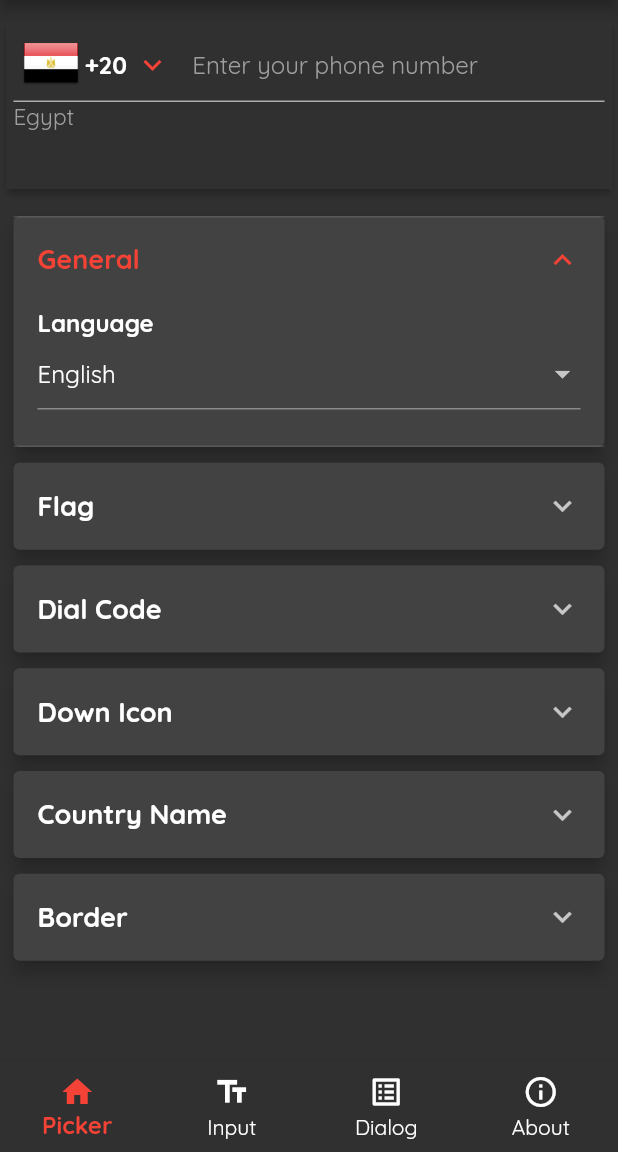
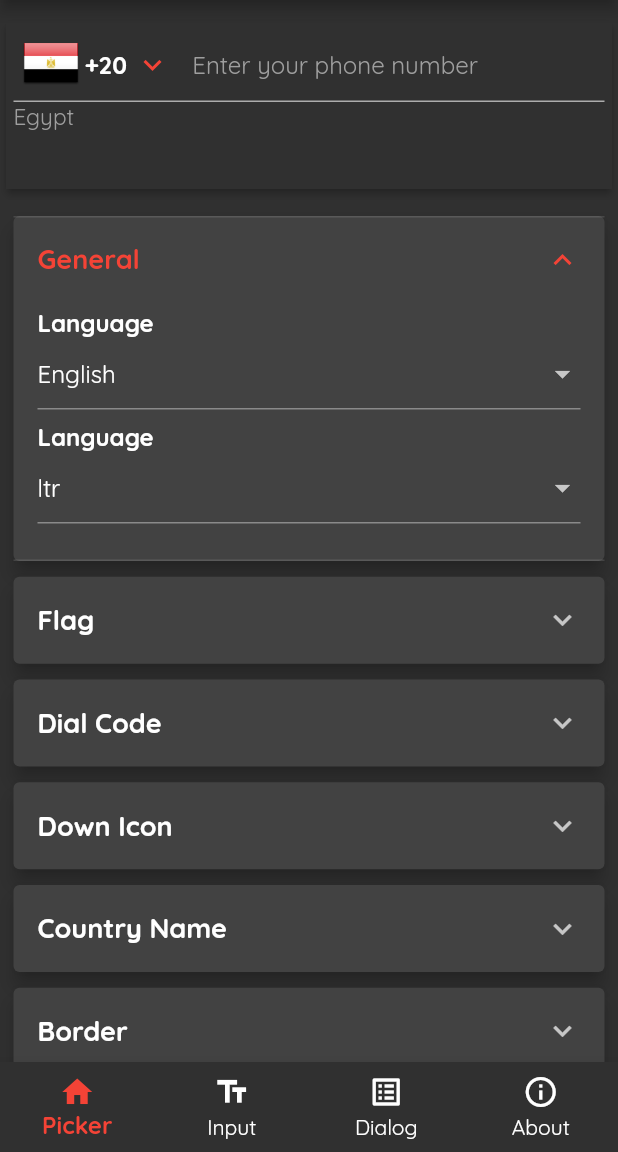
Before and after one commit to AmremadDev/country-list-picker, a Flutter app: the screen it shows after launch, on a phone screen of 412 x 824 dp, the part 84-1236 px from its top. Run offline on Flutter 3.47's test engine with Material 2 defaults, Android fonts, the phone set to English and light mode, and no system bars.

Commit message:
adding textdirection as option

```diff
--- a/example/lib/controller/picker_provider.dart
+++ b/example/lib/controller/picker_provider.dart
@@ -14,6 +14,13 @@ class PickerProvider extends ChangeNotifier {
   Languages get language => _language;
   set language(Languages value) {
     _language = value;
+    notifyListeners();
+  }
+
+  TextDirection? _textDirection;
+  TextDirection? get textDirection => _textDirection;
+  set textDirection(TextDirection? value) {
+    _textDirection = value;
     notifyListeners();
   }
 
@@ -43,8 +50,9 @@ class PickerProvider extends ChangeNotifier {
   }
 
   TextStyle _dialCodeTextStyle = const TextStyle(fontWeight: FontWeight.bold, fontSize: 16);
-  TextStyle get dialCodeTextStyle =>
-      _dialCodeTextStyle.copyWith(color: _dialCodeTextStyle.color ?? (_settings.isDarkMode == true ? Colors.white : Colors.black));
+  TextStyle get dialCodeTextStyle => _dialCodeTextStyle.copyWith(
+      color:
+          _dialCodeTextStyle.color ?? (_settings.isDarkMode == true ? Colors.white : Colors.black));
   set dialCodeTextStyle(TextStyle value) {
     _dialCodeTextStyle = value;
     notifyListeners();
@@ -66,7 +74,8 @@ class PickerProvider extends ChangeNotifier {
     notifyListeners();
   }
 
-  TextStyle _countryNameTextStyle = const TextStyle(fontWeight: FontWeight.normal, fontSize: 15, color: Colors.grey);
+  TextStyle _countryNameTextStyle =
+      const TextStyle(fontWeight: FontWeight.normal, fontSize: 15, color: Colors.grey);
 
   TextStyle get countryNameTextStyle => _countryNameTextStyle;
   set countryNameTextStyle(TextStyle value) {
--- a/example/lib/top_part.dart
+++ b/example/lib/top_part.dart
@@ -20,6 +20,7 @@ class TopPart extends StatelessWidget {
           // onChanged: (value) {},
           initialCountry: Countries.Egypt,
           language: picker.language,
+          textDirection: picker.textDirection,
           localCountry: (dialog.currentLocationTile == false) ? null : dialog.localCountry,
           countryNameTextStyle: picker.countryNameTextStyle,
           isShowFlag: picker.isShowFlag,
--- a/example/lib/widget/custom_list_tile.dart
+++ b/example/lib/widget/custom_list_tile.dart
@@ -15,6 +15,7 @@ class CustomListTile<Object, T> extends StatelessWidget {
   final ValueChanged<Borders>? onStringChanged;
   final ValueChanged<Countries>? onCountiresChanged;
   final ValueChanged<Languages>? onLanguagesChanged;
+  final ValueChanged<TextDirection>? ontextDirectionChanged;
   //Slider arguments
   final double min;
   final double max;
@@ -33,6 +34,7 @@ class CustomListTile<Object, T> extends StatelessWidget {
     this.onStringChanged,
     this.onCountiresChanged,
     this.onLanguagesChanged,
+    this.ontextDirectionChanged,
     this.min = 1,
     this.max = 100,
     this.sliderLabel,
@@ -73,7 +75,10 @@ class CustomListTile<Object, T> extends StatelessWidget {
   ListTile _buildColorPickerTile(BuildContext context) {
     return ListTile(
       enabled: enabled,
-      title: Text(title.tr, style: TextStyle(color: enabled == true ? null : Theme.of(context).disabledColor, fontWeight: FontWeight.bold)),
+      title: Text(title.tr,
+          style: TextStyle(
+              color: enabled == true ? null : Theme.of(context).disabledColor,
+              fontWeight: FontWeight.bold)),
       subtitle: ColorPicker(
         enabled: enabled,
         value: value as Color,
@@ -87,13 +92,17 @@ class CustomListTile<Object, T> extends StatelessWidget {
       case IconData:
         return ListTile(
           enabled: enabled,
-          title: Text(title.tr, style: TextStyle(color: enabled == true ? null : Theme.of(context).disabledColor, fontWeight: FontWeight.bold)),
+          title: Text(title.tr,
+              style: TextStyle(
+                  color: enabled == true ? null : Theme.of(context).disabledColor,
+                  fontWeight: FontWeight.bold)),
           subtitle: DropdownButtonFormField<IconData>(
             decoration: InputDecoration(enabled: enabled),
             value: value as IconData,
             items: iconsList
                 .map<DropdownMenuItem<IconData>>(
-                  (e) => DropdownMenuItem<IconData>(value: e, child: Icon(e, color: Theme.of(context).colorScheme.primary)),
+                  (e) => DropdownMenuItem<IconData>(
+                      value: e, child: Icon(e, color: Theme.of(context).colorScheme.primary)),
                 )
                 .toList(),
             onChanged: ((value) => onIconChanged!(value!)),
@@ -102,7 +111,10 @@ class CustomListTile<Object, T> extends StatelessWidget {
       case Borders:
         return ListTile(
             enabled: enabled,
-            title: Text(title.tr, style: TextStyle(color: enabled == true ? null : Theme.of(context).disabledColor, fontWeight: FontWeight.bold)),
+            title: Text(title.tr,
+                style: TextStyle(
+                    color: enabled == true ? null : Theme.of(context).disabledColor,
+                    fontWeight: FontWeight.bold)),
             subtitle: DropdownButtonFormField<Borders>(
               decoration: InputDecoration(enabled: enabled),
               value: value as Borders,
@@ -116,7 +128,10 @@ class CustomListTile<Object, T> extends StatelessWidget {
       case Countries:
         return ListTile(
             enabled: enabled,
-            title: Text(title.tr, style: TextStyle(color: enabled == true ? null : Theme.of(context).disabledColor, fontWeight: FontWeight.bold)),
+            title: Text(title.tr,
+                style: TextStyle(
+                    color: enabled == true ? null : Theme.of(context).disabledColor,
+                    fontWeight: FontWeight.bold)),
             subtitle: DropdownButtonFormField<Countries>(
               decoration: InputDecoration(enabled: enabled),
               value: value as Countries,
@@ -124,7 +139,9 @@ class CustomListTile<Object, T> extends StatelessWidget {
                   .map<DropdownMenuItem<Countries>>(
                     (e) => DropdownMenuItem<Countries>(
                       value: e,
-                      child: SizedBox(width: MediaQuery.of(context).size.width - 100, child: Text(e.name, overflow: TextOverflow.ellipsis)),
+                      child: SizedBox(
+                          width: MediaQuery.of(context).size.width - 100,
+                          child: Text(e.name, overflow: TextOverflow.ellipsis)),
                     ),
                   )
                   .toList(),
@@ -133,7 +150,10 @@ class CustomListTile<Object, T> extends StatelessWidget {
       case Languages:
         return ListTile(
             enabled: enabled,
-            title: Text(title.tr, style: TextStyle(color: enabled == true ? null : Theme.of(context).disabledColor, fontWeight: FontWeight.bold)),
+            title: Text(title.tr,
+                style: TextStyle(
+                    color: enabled == true ? null : Theme.of(context).disabledColor,
+                    fontWeight: FontWeight.bold)),
             subtitle: DropdownButtonFormField<Languages>(
               decoration: InputDecoration(enabled: enabled),
               value: value as Languages,
@@ -141,11 +161,35 @@ class CustomListTile<Object, T> extends StatelessWidget {
                   .map<DropdownMenuItem<Languages>>(
                     (e) => DropdownMenuItem<Languages>(
                       value: e,
-                      child: SizedBox(width: MediaQuery.of(context).size.width - 100, child: Text(e.name, overflow: TextOverflow.ellipsis)),
+                      child: SizedBox(
+                          width: MediaQuery.of(context).size.width - 100,
+                          child: Text(e.name, overflow: TextOverflow.ellipsis)),
                     ),
                   )
                   .toList(),
               onChanged: enabled == true ? ((value) => onLanguagesChanged!(value!)) : null,
+            ));
+      case TextDirection:
+        return ListTile(
+            enabled: enabled,
+            title: Text(title.tr,
+                style: TextStyle(
+                    color: enabled == true ? null : Theme.of(context).disabledColor,
+                    fontWeight: FontWeight.bold)),
+            subtitle: DropdownButtonFormField<TextDirection>(
+              decoration: InputDecoration(enabled: enabled),
+              value: value as TextDirection,
+              items: TextDirection.values
+                  .map<DropdownMenuItem<TextDirection>>(
+                    (e) => DropdownMenuItem<TextDirection>(
+                      value: e,
+                      child: SizedBox(
+                          width: MediaQuery.of(context).size.width - 100,
+                          child: Text(e.name, overflow: TextOverflow.ellipsis)),
+                    ),
+                  )
+                  .toList(),
+              onChanged: enabled == true ? ((value) => ontextDirectionChanged!(value!)) : null,
             ));
       default:
         return const SizedBox.shrink();
@@ -155,7 +199,10 @@ class CustomListTile<Object, T> extends StatelessWidget {
   ListTile _buildSlideristTile(BuildContext context) {
     return ListTile(
       enabled: enabled,
-      title: Text(title.tr, style: TextStyle(color: enabled == true ? null : Theme.of(context).disabledColor, fontWeight: FontWeight.bold)),
+      title: Text(title.tr,
+          style: TextStyle(
+              color: enabled == true ? null : Theme.of(context).disabledColor,
+              fontWeight: FontWeight.bold)),
       subtitle: Slider(
         divisions: divisions,
         label: sliderLabel,
@@ -170,7 +217,10 @@ class CustomListTile<Object, T> extends StatelessWidget {
   ListTile _buildSwitchListTile(BuildContext context) {
     return ListTile(
       enabled: enabled,
-      title: Text(title.tr, style: TextStyle(color: enabled == true ? null : Theme.of(context).disabledColor, fontWeight: FontWeight.bold)),
+      title: Text(title.tr,
+          style: TextStyle(
+              color: enabled == true ? null : Theme.of(context).disabledColor,
+              fontWeight: FontWeight.bold)),
       trailing: Switch(
         value: value as bool,
         onChanged: (enabled) ? onChanged as ValueChanged<bool> : null,
@@ -181,7 +231,10 @@ class CustomListTile<Object, T> extends StatelessWidget {
   ListTile _buildTextFormFiled(BuildContext context) {
     return ListTile(
       enabled: enabled,
-      title: Text(title.tr, style: TextStyle(color: enabled == true ? null : Theme.of(context).disabledColor, fontWeight: FontWeight.bold)),
+      title: Text(title.tr,
+          style: TextStyle(
+              color: enabled == true ? null : Theme.of(context).disabledColor,
+              fontWeight: FontWeight.bold)),
       subtitle: TextFormField(
         textAlign: textDirection == null ? TextAlign.start : TextAlign.left,
         decoration: InputDecoration(enabled: enabled),
--- a/example/lib/widget/picker/general_arguments.dart
+++ b/example/lib/widget/picker/general_arguments.dart
@@ -1,5 +1,6 @@
 import 'package:country_list_picker/model/languages.dart';
 import 'package:country_list_picker_example/controller/picker_provider.dart';
+import 'package:country_list_picker_example/controller/settings_provider.dart';
 import 'package:flutter/material.dart';
 import 'package:provider/provider.dart';
 
@@ -19,6 +20,11 @@ class GeneralPickerArguments extends StatelessWidget {
               value: picker.language,
               onLanguagesChanged: (value) => picker.language = value,
             ),
+            CustomListTile<DropdownButtonFormField, TextDirection>(
+              title: "Language",
+              value: picker.textDirection ?? textDirectionShared,
+              ontextDirectionChanged: (value) => picker.textDirection = value,
+            ),
             const SizedBox(
               height: 20,
             ),
--- a/lib/country_list_picker.dart
+++ b/lib/country_list_picker.dart
@@ -133,7 +133,9 @@ class _CountryListPickerState extends State<CountryListPicker> {
             (element) => element.iso_3166_1_alpha3 == selectedCountry!.iso_3166_1_alpha3);
     // }
 
-    return Scaffold(
+    return Directionality(
+      textDirection: widget.textDirection ?? Directionality.of(context),
+      child: Scaffold(
         body: Container(
           margin: widget.margin,
           child: Column(
@@ -163,7 +165,8 @@ class _CountryListPickerState extends State<CountryListPicker> {
                                         color: Theme.of(context).colorScheme.primary,
                                         width: widget.border.borderSide.width))
                                 : Border(
-                                  bottom: BorderSide(color: Theme.of(context).hintColor, width: 1))
+                                    bottom:
+                                        BorderSide(color: Theme.of(context).hintColor, width: 1))
                         : null),
                 child: Row(
                     mainAxisSize: MainAxisSize.min,
@@ -210,6 +213,7 @@ class _CountryListPickerState extends State<CountryListPicker> {
             ],
           ),
         ),
+      ),
     );
   }
 
@@ -223,7 +227,7 @@ class _CountryListPickerState extends State<CountryListPicker> {
                     return SelectionList(
                       countries,
                       language: widget.language,
-                      textDirection: Directionality.of(context),
+                      textDirection: widget.textDirection ?? Directionality.of(context),
                       selectedCountry: selectedCountry!,
                       localCountry: (widget.localCountry == null)
                           ? null
```
Lines whose indentation alone changed are shown as unchanged.
